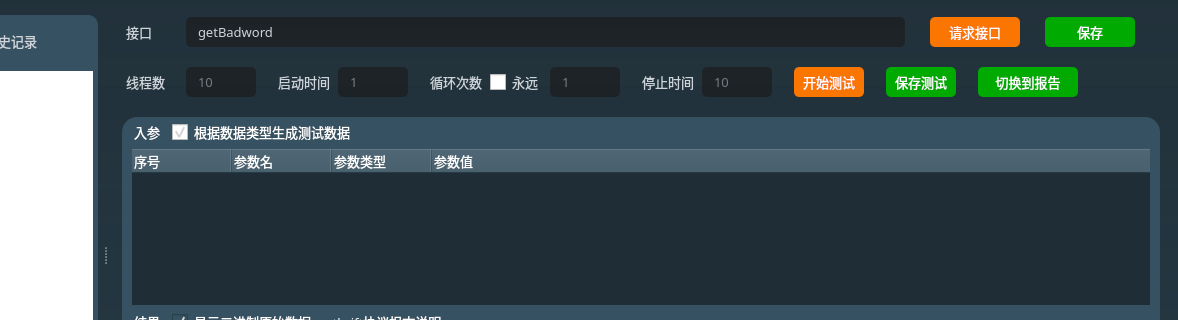
Qt form module_thrift/thriftwidget.ui (HuaGouFdog/Fdog-Kit) before a commit; both pictures show x 194 to 1372 and y 94 to 414 of the 1372 by 701 pixel window.
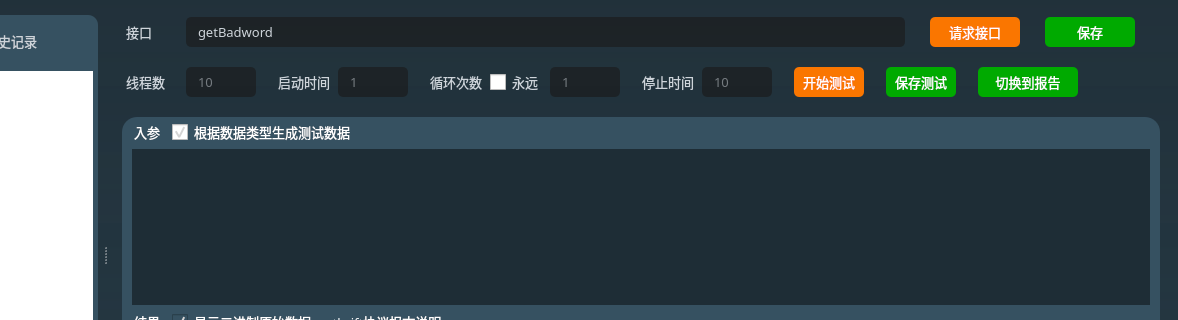
The same form after that commit. Icons and pictures are not drawn.

Patch:
```diff
--- a/module_thrift/thriftwidget.ui
+++ b/module_thrift/thriftwidget.ui
@@ -3163,7 +3163,7 @@
                       <bool>false</bool>
                      </property>
                      <attribute name="headerVisible">
-                      <bool>true</bool>
+                      <bool>false</bool>
                      </attribute>
                      <attribute name="headerDefaultSectionSize">
                       <number>100</number>
```
Left out of the diff: 22 changed lines with no effect on the pictures.
